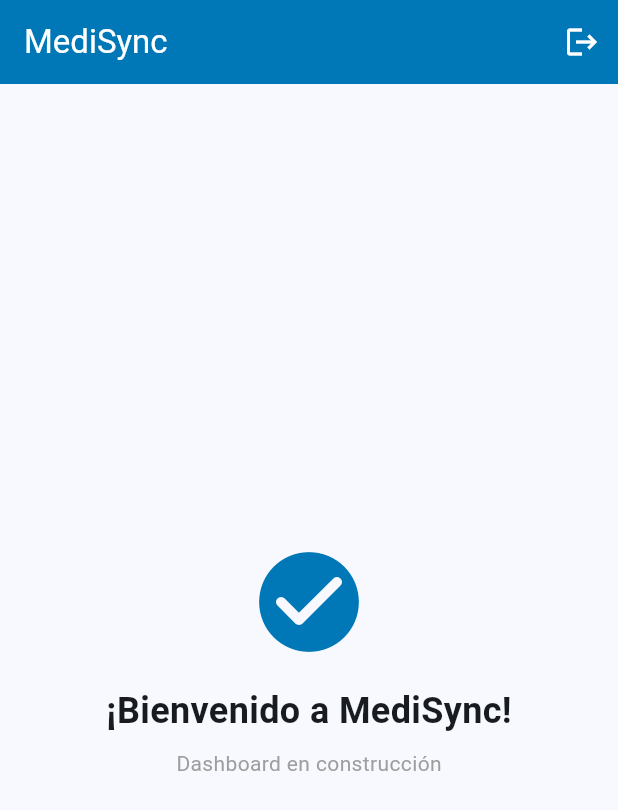
After one commit to leandromedina0218-del/medisync, a Flutter app: the screen it shows once a user with an empty profile is signed in, on a phone screen of 412 x 824 dp. The commit adds this screen. Shown: the top 810 px of the screen. Run offline on Flutter 3.47's test engine with Material 3 defaults, Android fonts, the phone set to English and light mode, and no system bars; our stand-ins replace firebase_auth, firebase_core, flutter_riverpod; accounts and stored records are empty; generated files the repository leaves out were written again.

Commit message:
feat: implement auth router with session state management
- AppRouter listens to authStateProvider stream
- Redirects to DashboardScreen when uid is present
- Redirects to LoginScreen when session is null
- Loading state shows spinner while Firebase initializes
- Sign out button working from Dashboard

```diff
--- a/packages/medisync_app/lib/main.dart
+++ b/packages/medisync_app/lib/main.dart
@@ -2,7 +2,7 @@ import 'package:firebase_core/firebase_core.dart';
 import 'package:flutter/material.dart';
 import 'package:flutter_riverpod/flutter_riverpod.dart';
 import 'firebase_options.dart';
-import 'presentation/features/auth/screens/login_screen.dart';
+import 'presentation/router/app_router.dart';
 
 void main() async {
   WidgetsFlutterBinding.ensureInitialized();
@@ -33,8 +33,8 @@ class MediSyncApp extends StatelessWidget {
         ),
         useMaterial3: true,
       ),
-      // Mostrar la pantalla de login como pantalla inicial
-      home: const LoginScreen(),
+      // AppRouter maneja toda la navegación según el estado de sesión
+      home: const AppRouter(),
     );
   }
 }
--- a/packages/medisync_app/lib/presentation/features/auth/providers/auth_provider.dart
+++ b/packages/medisync_app/lib/presentation/features/auth/providers/auth_provider.dart
@@ -1,4 +1,3 @@
-import 'package:firebase_auth/firebase_auth.dart';
 import 'package:flutter_riverpod/flutter_riverpod.dart';
 import 'package:medisync_core/medisync_core.dart';
 
--- /dev/null
+++ b/packages/medisync_app/lib/presentation/features/dashboard/screens/dashboard_screen.dart
@@ -0,0 +1,52 @@
+import 'package:flutter/material.dart';
+import 'package:flutter_riverpod/flutter_riverpod.dart';
+import '../../auth/providers/auth_provider.dart';
+
+class DashboardScreen extends ConsumerWidget {
+  const DashboardScreen({super.key});
+
+  @override
+  Widget build(BuildContext context, WidgetRef ref) {
+    return Scaffold(
+      appBar: AppBar(
+        title: const Text('MediSync'),
+        backgroundColor: const Color(0xFF0077B6),
+        foregroundColor: Colors.white,
+        actions: [
+          // Botón de cerrar sesión
+          IconButton(
+            icon: const Icon(Icons.logout),
+            onPressed: () async {
+              await ref.read(authNotifierProvider.notifier).signOut();
+            },
+          ),
+        ],
+      ),
+      body: const Center(
+        child: Column(
+          mainAxisAlignment: MainAxisAlignment.center,
+          children: [
+            Icon(
+              Icons.check_circle_rounded,
+              size: 80,
+              color: Color(0xFF0077B6),
+            ),
+            SizedBox(height: 16),
+            Text(
+              '¡Bienvenido a MediSync!',
+              style: TextStyle(
+                fontSize: 24,
+                fontWeight: FontWeight.bold,
+              ),
+            ),
+            SizedBox(height: 8),
+            Text(
+              'Dashboard en construcción',
+              style: TextStyle(color: Colors.grey),
+            ),
+          ],
+        ),
+      ),
+    );
+  }
+}
--- /dev/null
+++ b/packages/medisync_app/lib/presentation/router/app_router.dart
@@ -0,0 +1,32 @@
+import 'package:flutter/material.dart';
+import 'package:flutter_riverpod/flutter_riverpod.dart';
+import '../features/auth/providers/auth_provider.dart';
+import '../features/auth/screens/login_screen.dart';
+import '../features/dashboard/screens/dashboard_screen.dart';
+
+// Widget raíz que escucha el estado de autenticación
+class AppRouter extends ConsumerWidget {
+  const AppRouter({super.key});
+
+  @override
+  Widget build(BuildContext context, WidgetRef ref) {
+    // Escuchar cambios en el estado de sesión
+    final authState = ref.watch(authStateProvider);
+
+    return authState.when(
+      // Mientras verifica la sesión, mostrar splash
+      loading: () => const Scaffold(
+        body: Center(
+          child: CircularProgressIndicator(
+            color: Color(0xFF0077B6),
+          ),
+        ),
+      ),
+      // Si hay error, mostrar login
+      error: (_, __) => const LoginScreen(),
+      // Si hay uid → Dashboard, si es null → Login
+      data: (uid) =>
+          uid != null ? const DashboardScreen() : const LoginScreen(),
+    );
+  }
+}
```
